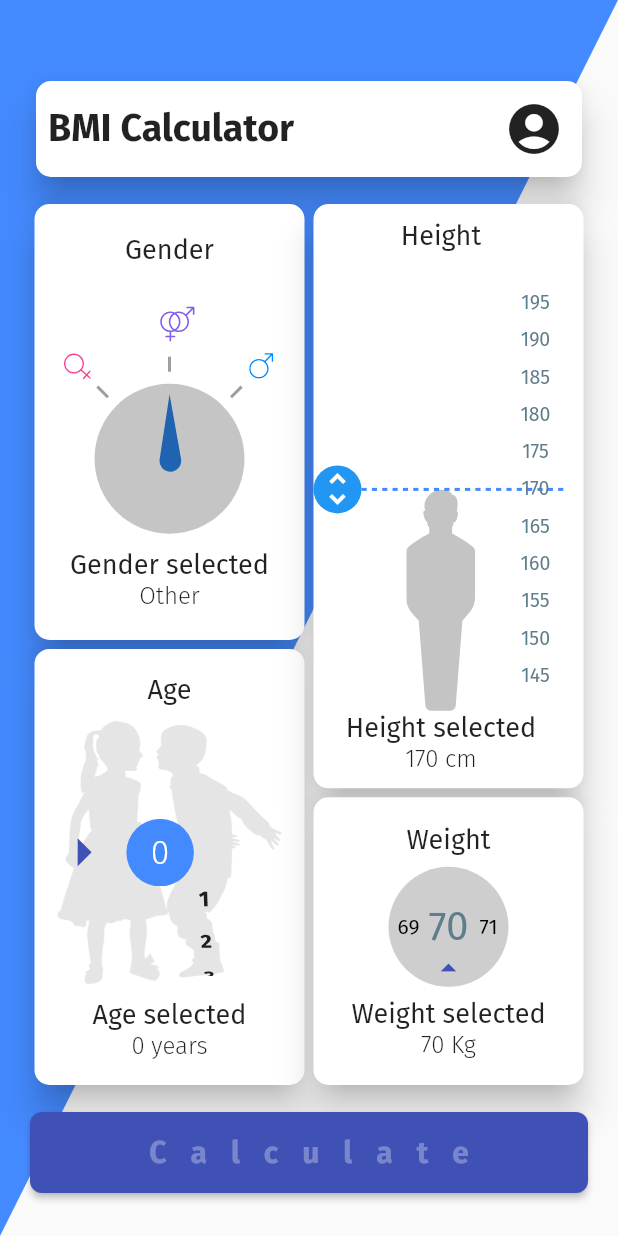
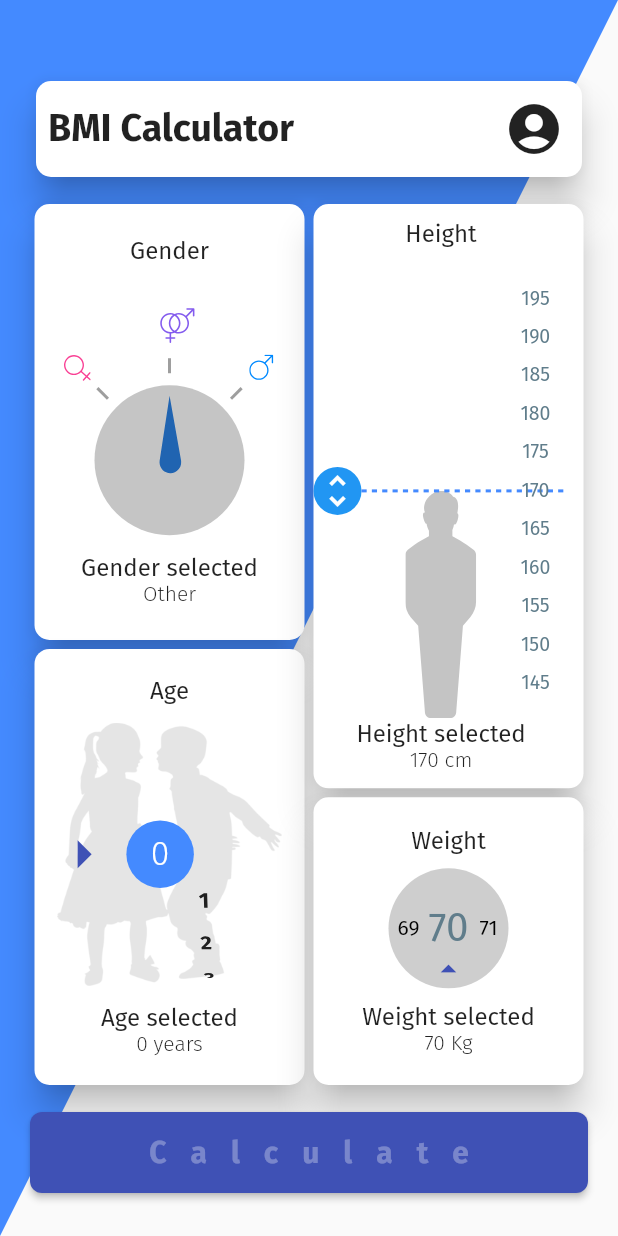
Before and after one commit to FabianVarela/bmi_calculator, a Flutter app: the screen it shows after launch, on a phone screen of 412 x 824 dp. Run offline on Flutter 3.47's test engine with Material 2 defaults, Android fonts, the phone set to English and light mode, and no system bars; our stand-ins replace flutter_svg.

Commit message:
Modify custom card

```diff
--- a/lib/ui/common/custom_card.dart
+++ b/lib/ui/common/custom_card.dart
@@ -36,7 +36,7 @@ class CustomCard extends StatelessWidget {
               child: Text(
                 title,
                 style: TextStyle(
-                  fontSize: Responsive.getInstance().setSp(18),
+                  fontSize: Responsive.getInstance().setSp(16),
                   fontWeight: FontWeight.w400,
                 ),
               ),
@@ -48,14 +48,14 @@ class CustomCard extends StatelessWidget {
                   Text(
                     subtitle,
                     style: TextStyle(
-                      fontSize: Responsive.getInstance().setSp(18),
+                      fontSize: Responsive.getInstance().setSp(16),
                       fontWeight: FontWeight.w500,
                     ),
                   ),
                   Text(
                     message,
                     style: TextStyle(
-                      fontSize: Responsive.getInstance().setSp(16),
+                      fontSize: Responsive.getInstance().setSp(14),
                       fontWeight: FontWeight.w300,
                     ),
                   )
```
